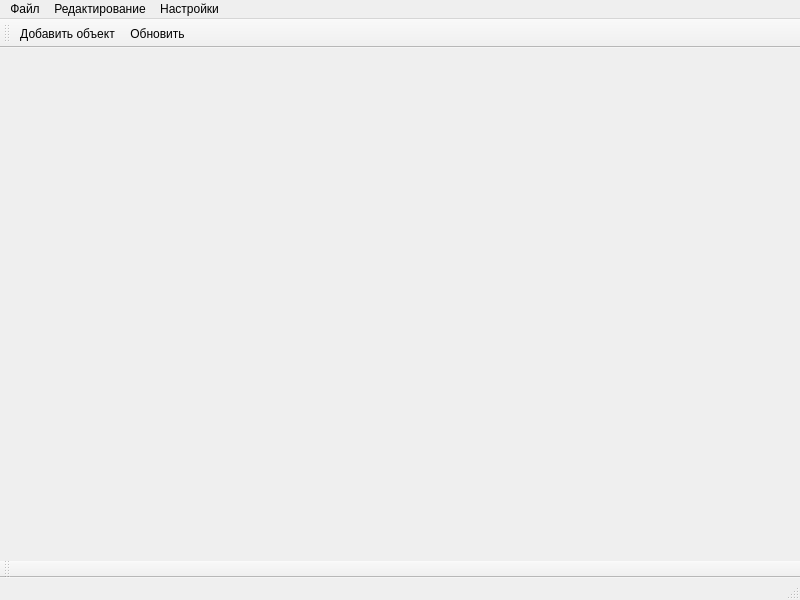
Old version of the form src/MainWindow.ui in the repository asafran/RouteEditor.
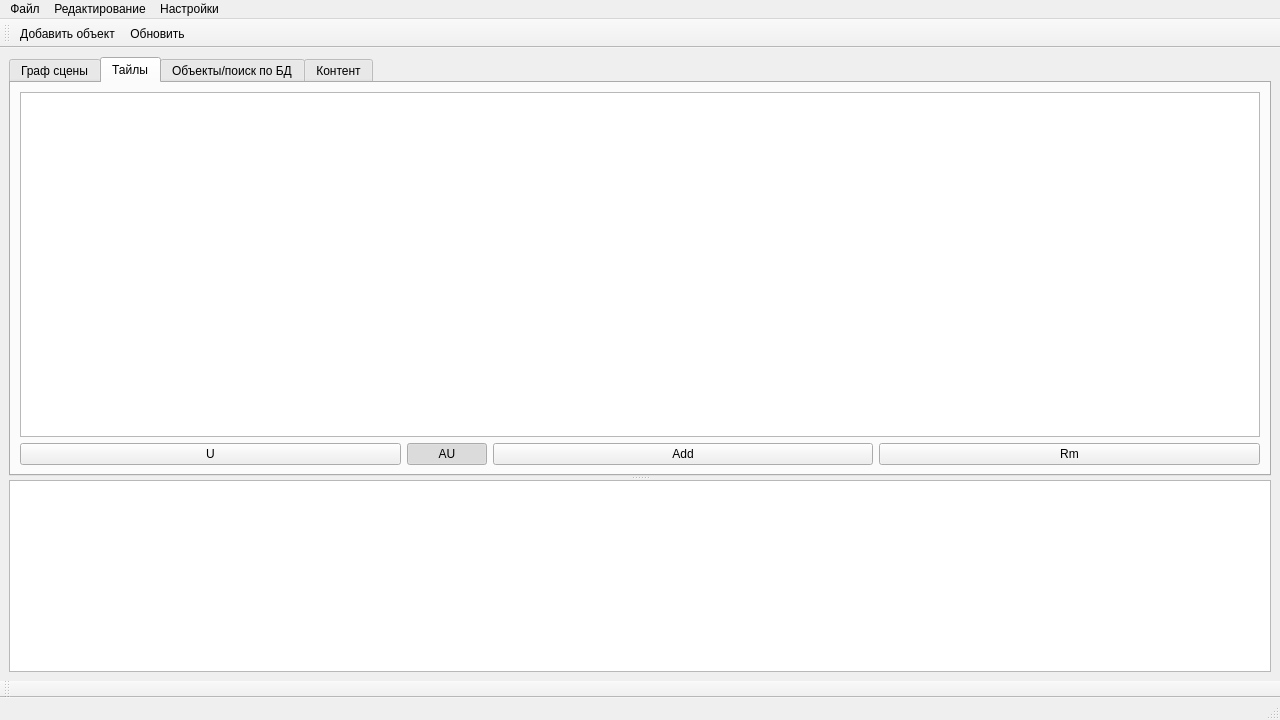
New version of the form. The open tabs and pages were chosen to show the change.

Diff of the .ui file:
```diff
--- a/src/MainWindow.ui
+++ b/src/MainWindow.ui
@@ -6,20 +6,218 @@
    <rect>
     <x>0</x>
     <y>0</y>
-    <width>800</width>
-    <height>600</height>
+    <width>1280</width>
+    <height>720</height>
    </rect>
   </property>
+  <property name="minimumSize">
+   <size>
+    <width>1280</width>
+    <height>720</height>
+   </size>
+  </property>
   <property name="windowTitle">
    <string>Qt VulkanSceneGraph Viewer</string>
   </property>
-  <widget class="QWidget" name="centralwidget"/>
+  <property name="locale">
+   <locale language="Russian" country="Russia"/>
+  </property>
+  <widget class="QWidget" name="centralwidget">
+   <layout class="QVBoxLayout" name="verticalLayout">
+    <item>
+     <widget class="QSplitter" name="centralsplitter">
+      <property name="layoutDirection">
+       <enum>Qt::LeftToRight</enum>
+      </property>
+      <property name="orientation">
+       <enum>Qt::Horizontal</enum>
+      </property>
+      <property name="childrenCollapsible">
+       <bool>false</bool>
+      </property>
+      <widget class="QSplitter" name="editorsplitter">
+       <property name="sizePolicy">
+        <sizepolicy hsizetype="Minimum" vsizetype="Preferred">
+         <horstretch>0</horstretch>
+         <verstretch>0</verstretch>
+        </sizepolicy>
+       </property>
+       <property name="minimumSize">
+        <size>
+         <width>200</width>
+         <height>100</height>
+        </size>
+       </property>
+       <property name="orientation">
+        <enum>Qt::Vertical</enum>
+       </property>
+       <widget class="QTabWidget" name="tabWidget">
+        <property name="sizePolicy">
+         <sizepolicy hsizetype="Preferred" vsizetype="Preferred">
+          <horstretch>0</horstretch>
+          <verstretch>1</verstretch>
+         </sizepolicy>
+        </property>
+        <property name="minimumSize">
+         <size>
+          <width>0</width>
+          <height>0</height>
+         </size>
+        </property>
+        <property name="locale">
+         <locale language="Russian" country="Russia"/>
+        </property>
+        <property name="currentIndex">
+         <number>0</number>
+        </property>
+        <property name="documentMode">
+         <bool>false</bool>
+        </property>
+        <property name="movable">
+         <bool>false</bool>
+        </property>
+        <widget class="QWidget" name="sceneTree">
+         <attribute name="title">
+          <string>Граф сцены</string>
+         </attribute>
+         <layout class="QVBoxLayout" name="verticalLayout_2">
+          <item>
+           <widget class="QTreeView" name="sceneTreeView">
+            <property name="locale">
+             <locale language="Russian" country="Russia"/>
+            </property>
+            <property name="sortingEnabled">
+             <bool>false</bool>
+            </property>
+           </widget>
+          </item>
+         </layout>
+        </widget>
+        <widget class="QWidget" name="cachedTiles">
+         <attribute name="title">
+          <string>Тайлы</string>
+         </attribute>
+         <layout class="QGridLayout" name="gridLayout">
+          <item row="0" column="0" colspan="4">
+           <widget class="QTreeView" name="cachedTilesView"/>
+          </item>
+          <item row="1" column="0">
+           <widget class="QPushButton" name="updateButt">
+            <property name="sizePolicy">
+             <sizepolicy hsizetype="MinimumExpanding" vsizetype="Fixed">
+              <horstretch>0</horstretch>
+              <verstretch>0</verstretch>
+             </sizepolicy>
+            </property>
+            <property name="text">
+             <string>U</string>
+            </property>
+           </widget>
+          </item>
+          <item row="1" column="1">
+           <widget class="QPushButton" name="autoUpdateButt">
+            <property name="sizePolicy">
+             <sizepolicy hsizetype="Fixed" vsizetype="Fixed">
+              <horstretch>0</horstretch>
+              <verstretch>0</verstretch>
+             </sizepolicy>
+            </property>
+            <property name="text">
+             <string>AU</string>
+            </property>
+            <property name="checkable">
+             <bool>true</bool>
+            </property>
+            <property name="checked">
+             <bool>true</bool>
+            </property>
+           </widget>
+          </item>
+          <item row="1" column="2">
+           <widget class="QPushButton" name="addObjectButt">
+            <property name="sizePolicy">
+             <sizepolicy hsizetype="MinimumExpanding" vsizetype="Fixed">
+              <horstretch>0</horstretch>
+              <verstretch>0</verstretch>
+             </sizepolicy>
+            </property>
+            <property name="text">
+             <string>Add</string>
+            </property>
+           </widget>
+          </item>
+          <item row="1" column="3">
+           <widget class="QPushButton" name="removeButt">
+            <property name="sizePolicy">
+             <sizepolicy hsizetype="MinimumExpanding" vsizetype="Fixed">
+              <horstretch>0</horstretch>
+              <verstretch>0</verstretch>
+             </sizepolicy>
+            </property>
+            <property name="text">
+             <string>Rm</string>
+            </property>
+           </widget>
+          </item>
+         </layout>
+        </widget>
+        <widget class="QWidget" name="loadedTiles">
+         <attribute name="title">
+          <string>Объекты/поиск по БД</string>
+         </attribute>
+         <layout class="QVBoxLayout" name="verticalLayout_3">
+          <item>
+           <widget class="QTreeView" name="loadedTilesView">
+            <property name="sortingEnabled">
+             <bool>true</bool>
+            </property>
+           </widget>
+          </item>
+          <item>
+           <widget class="QPushButton" name="updateFilesButt">
+            <property name="text">
+             <string>Обновить</string>
+            </property>
+           </widget>
+          </item>
+         </layout>
+        </widget>
+        <widget class="QWidget" name="content">
+         <attribute name="title">
+          <string>Контент</string>
+         </attribute>
+         <layout class="QHBoxLayout" name="horizontalLayout">
+          <item>
+           <widget class="QTreeView" name="contentView"/>
+          </item>
+         </layout>
+        </widget>
+       </widget>
+       <widget class="QTableView" name="editPropView">
+        <property name="sizePolicy">
+         <sizepolicy hsizetype="Preferred" vsizetype="Minimum">
+          <horstretch>0</horstretch>
+          <verstretch>0</verstretch>
+         </sizepolicy>
+        </property>
+        <property name="minimumSize">
+         <size>
+          <width>0</width>
+          <height>0</height>
+         </size>
+        </property>
+       </widget>
+      </widget>
+     </widget>
+    </item>
+   </layout>
+  </widget>
   <widget class="QMenuBar" name="menubar">
    <property name="geometry">
     <rect>
      <x>0</x>
      <y>0</y>
-     <width>800</width>
+     <width>1280</width>
      <height>33</height>
     </rect>
    </property>
```
